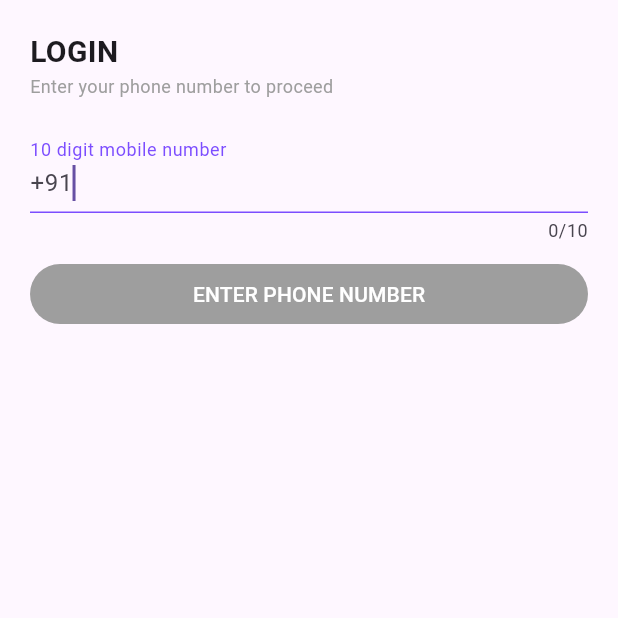
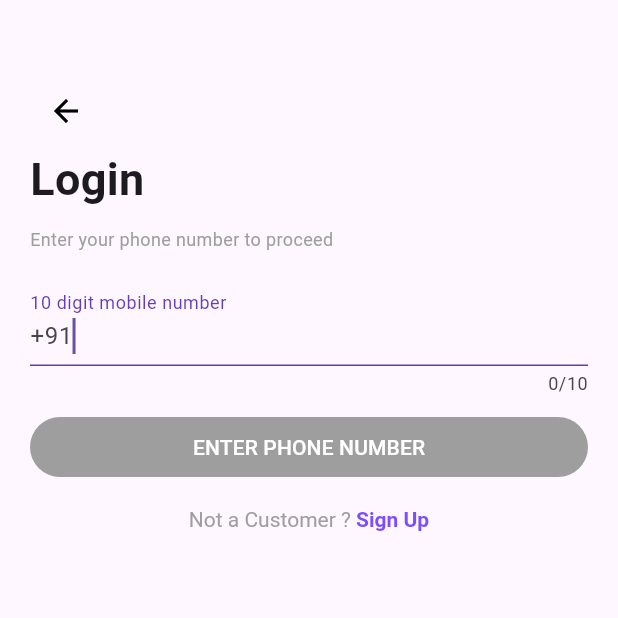
Before and after one commit to rachit2003-Dev/Grocery-app-main-v2.0, a Flutter app: the LoginScreen screen opened by its route, on a phone screen of 412 x 824 dp, the top half of it. Run offline on Flutter 3.47's test engine with Material 3 defaults, Android fonts, the phone set to English and light mode, and no system bars; our stand-ins replace cloud_firestore, dots_indicator, firebase_auth, firebase_core, flutter_spinkit, geocoding and 2 more; accounts and stored records are empty.

Commit message:
Add files via upload

```diff
--- a/lib/constants.dart
+++ b/lib/constants.dart
@@ -6,3 +6,6 @@ const kPageViewTextStyle = TextStyle(
 );
 
 const kApiKey = 'AIzaSyChWXRKzLohyr2YgxIll6RmML5qsQHFUFk';
+
+const Color secondaryColor80LightTheme = Color(0x003a243b);
+const defaultPadding = 16.0;
--- a/lib/screens/login_screen.dart
+++ b/lib/screens/login_screen.dart
@@ -1,15 +1,16 @@
 import "package:flutter/material.dart";
 import "package:flutter_app/providers/auth_provider.dart";
-import "package:flutter_app/screens/home_screen.dart";
 import "package:flutter_app/screens/otp_screen.dart";
-import "package:get/get.dart";
+import "package:flutter_app/screens/signup_screen.dart";
 import "package:provider/provider.dart";
 
 import "../providers/location_provider.dart";
+import "map_screen.dart";
 
 class LoginScreen extends StatefulWidget {
   static const String id = 'login-screen';
   const LoginScreen({super.key});
+
 
   @override
   State<LoginScreen> createState() => _LoginScreenState();
@@ -17,7 +18,7 @@ class LoginScreen extends StatefulWidget {
 
 class _LoginScreenState extends State<LoginScreen> {
   bool _validPhoneNumber = false;
-  var _phoneNumberController = TextEditingController();
+  final _phoneNumberController = TextEditingController();
   @override
   Widget build(BuildContext context) {
     final auth = Provider.of<AuthProvider>(context);
@@ -28,23 +29,19 @@ class _LoginScreenState extends State<LoginScreen> {
           padding: const EdgeInsets.all(20.0),
           child: Column(
             crossAxisAlignment: CrossAxisAlignment.start,
-            children: [
-              Visibility(
-                visible: auth.error=='Invalid OTP' ? true:false,
-                child: Container(
-                  child: Column(
-                    children: [
-                      Text('${auth.error}- Try Again', style: TextStyle(color: Colors.red, fontSize: 12),),
-                      const SizedBox(height: 3,),
-                    ],
-                  ),
-                ),
-              ),
-              const Text(
-                'LOGIN',
-                style:
-                TextStyle(fontSize: 20, fontWeight: FontWeight.bold),
-              ),
+            children: <Widget>[
+              const SizedBox(height: 30),
+              IconButton(
+                icon: const Stack(children: <Widget>[
+                  Icon(Icons.arrow_back,color: Colors.black,),
+                  Icon(Icons.arrow_back,color: Colors.black,),
+                ],),
+                onPressed: (){
+                  auth.loading=false;
+                  Navigator.pushReplacementNamed(context, MapScreen.id);
+                }, ),
+              const Text('Login', style: TextStyle(fontSize: 30, fontWeight: FontWeight.bold)),
+              const SizedBox(height: 10),
               const Text(
                 'Enter your phone number to proceed',
                 style: TextStyle(fontSize: 12, color: Colors.grey),
@@ -53,14 +50,14 @@ class _LoginScreenState extends State<LoginScreen> {
                 height: 20,
               ),
               TextField(
-                decoration: InputDecoration(
+                decoration: const InputDecoration(
                     prefixText: '+91',
                     labelText: '10 digit mobile number',
                     labelStyle:
-                    const TextStyle(color: Colors.deepPurpleAccent),
-                    focusedBorder: const UnderlineInputBorder(
+                    TextStyle(color: Colors.deepPurple),
+                    focusedBorder: UnderlineInputBorder(
                       borderSide:
-                      BorderSide(color: Colors.deepPurpleAccent),
+                      BorderSide(color: Colors.deepPurple),
                     )),
                 autofocus: true,
                 keyboardType: TextInputType.phone,
@@ -84,8 +81,12 @@ class _LoginScreenState extends State<LoginScreen> {
               Row(
                 children: [
                   Expanded(
-                    child: AbsorbPointer(
+                    child: Column(
+                      children: [
+                        AbsorbPointer(
                           absorbing: _validPhoneNumber ? false : true,
+                          child: SizedBox(
+                            width: MediaQuery.of(context).size.width-40,
                             child: TextButton(
                               onPressed: () {
                                 setState((){
@@ -96,9 +97,6 @@ class _LoginScreenState extends State<LoginScreen> {
                                 auth.verifyPhone(
                                     context: context,
                                     number: number,
-                            latitude: locationData.latitude,
-                            longitude: locationData.longitude,
-                            address: locationData.selectedAddress,
                                 ).then((value){
                                   _phoneNumberController.clear();
                                   setState(() {
@@ -115,10 +113,10 @@ class _LoginScreenState extends State<LoginScreen> {
                               style: TextButton.styleFrom(
                                 foregroundColor: Colors.white,
                                 backgroundColor: _validPhoneNumber
-                              ? Colors.deepPurpleAccent
+                                    ? Colors.deepPurple
                                     : Colors.grey,
                               ),
-                        child: auth.loading?CircularProgressIndicator(
+                              child: auth.loading?const CircularProgressIndicator(
                                 valueColor: AlwaysStoppedAnimation<Color>(Colors.white),
                               ):Text(
                                 _validPhoneNumber
@@ -126,6 +124,30 @@ class _LoginScreenState extends State<LoginScreen> {
                                     : 'ENTER PHONE NUMBER',
                               ),
                             ),
+                          ),
+                        ),
+                        TextButton(
+                          child: RichText(
+                            text: const TextSpan(
+                                text: 'Not a Customer ? ',
+                                style: TextStyle(color: Colors.grey),
+                                children: [
+                                  TextSpan(
+                                      text: 'Sign Up',
+                                      style: TextStyle(
+                                          fontWeight: FontWeight.bold,
+                                          color: Colors.deepPurpleAccent))
+                                ]),
+                          ),
+                          onPressed: () {
+                            setState(() {
+                              auth.screen='Login-Failecd';
+                            });
+                            Navigator.pushReplacementNamed(context, SignUPScreen.id);
+                            auth.loading=false;
+                          },
+                        ),
+                      ],
                     ),
                   ),
                 ],
--- a/lib/screens/splash_screen.dart
+++ b/lib/screens/splash_screen.dart
@@ -7,6 +7,8 @@ import 'package:flutter_app/screens/welcome_screen.dart';
 import 'home_screen.dart';
 class SplashScreen extends StatefulWidget {
   static const String id= 'splash-screen';
+
+  const SplashScreen({super.key});
   @override
   State<SplashScreen> createState() => _SplashScreenState();
 }
@@ -15,7 +17,7 @@ class _SplashScreenState extends State<SplashScreen> {
   @override
   void initState() {
     Timer(
-        Duration(
+        const Duration(
           seconds: 2,
         ), () {
       FirebaseAuth.instance.authStateChanges().listen((User? user) {
--- a/lib/services/user_services.dart
+++ b/lib/services/user_services.dart
@@ -4,7 +4,7 @@ import 'package:flutter_app/models/user_model.dart';
 
 class UserServices {
   String collection = 'users';
-  FirebaseFirestore _firestore = FirebaseFirestore.instance;
+  final FirebaseFirestore _firestore = FirebaseFirestore.instance;
 
 //create new user
 
@@ -21,7 +21,7 @@ class UserServices {
 
 //get user data by user id
   Future<void> getUserById(String id) async {
-    await _firestore.collection(collection).doc(id).get().then((doc) {
+    var result = await _firestore.collection(collection).doc(id).get().then((doc) {
       if (doc.data() == null) {
         return null;
       }
```
Also changed, not shown: lib/main.dart (+5 -3 lines), lib/providers/auth_provider.dart (+27 -26 lines), lib/providers/location_provider.dart (+10 -10 lines), lib/screens/home_screen.dart (+5 -3 lines), lib/screens/map_screen.dart (+28 -45 lines), lib/screens/onboard_screen.dart (+7 -5 lines), lib/screens/otp_screen.dart (+69 -12 lines), lib/screens/register_screen.dart (+6 -4 lines), lib/screens/welcome_screen.dart (+21 -28 lines), lib/models/user_model.dart (line endings or trailing spaces). Lines whose indentation alone changed are shown as unchanged.
